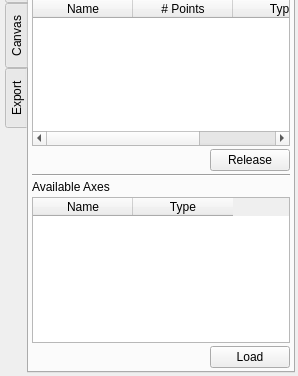
Above: code/plotms/implement/GuiTabs/PlotMSPlotTab.ui from radio-astro/casa before the change; both pictures show x 0 to 298 and y 223 to 599 of the 298 by 599 pixel window. Below: the same form after it.
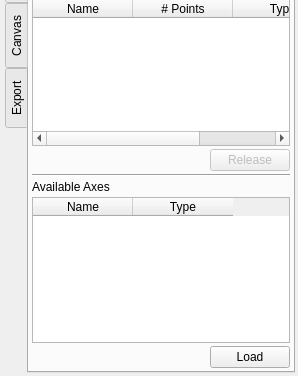
That is the form after the change. The open tabs and pages were chosen to show the change.

```diff
--- a/code/plotms/implement/GuiTabs/PlotMSPlotTab.ui
+++ b/code/plotms/implement/GuiTabs/PlotMSPlotTab.ui
@@ -881,6 +881,9 @@
          </item>
          <item>
           <widget class="QPushButton" name="cacheReleaseButton" >
+           <property name="enabled" >
+            <bool>false</bool>
+           </property>
            <property name="text" >
             <string>Release</string>
            </property>
```
